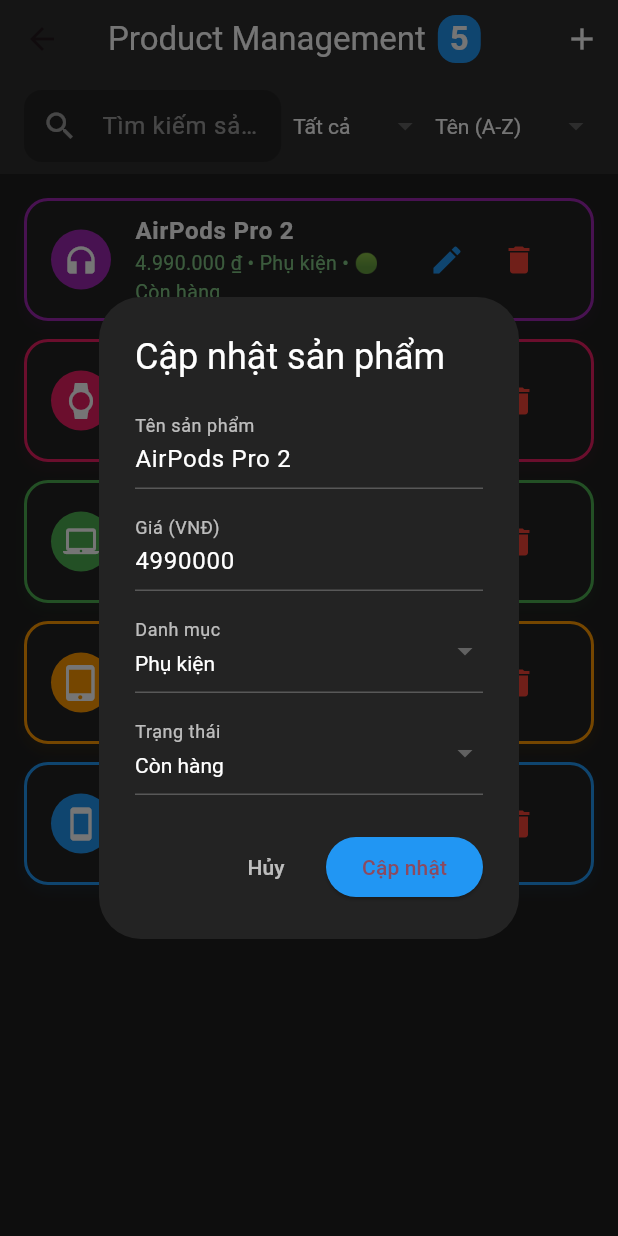
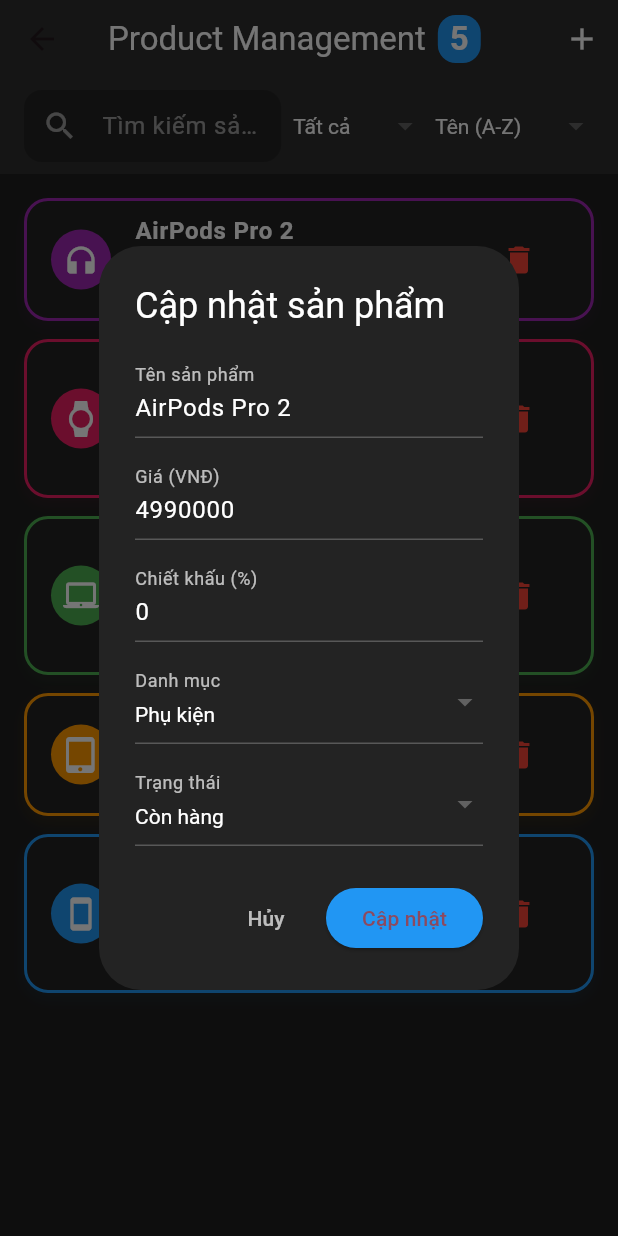
Before and after one commit to khuong2924/TechMart, a Flutter app: the ProductManagement screen opened directly, after a tap on the "edit" icon, on a phone screen of 412 x 824 dp. Run offline on Flutter 3.47's test engine with Material 3 defaults, Android fonts, the phone set to English and light mode, and no system bars; our stand-ins replace dio, fl_chart, pretty_dio_logger, shared_preferences; accounts and stored records are empty.

Commit message:
update product admin manage

```diff
--- a/lib/presentation/admin/product_management.dart
+++ b/lib/presentation/admin/product_management.dart
@@ -15,6 +15,7 @@
       'price': 59990000,
       'category': 'Laptop',
       'status': 'Còn hàng',
+      'discount': 10,
     },
     {
       'id': 2,
@@ -22,6 +23,7 @@
       'price': 34990000,
       'category': 'Điện thoại',
       'status': 'Còn hàng',
+      'discount': 5,
     },
     {
       'id': 3,
@@ -29,6 +31,7 @@
       'price': 28990000,
       'category': 'Tablet',
       'status': 'Hết hàng',
+      'discount': 0,
     },
     {
       'id': 4,
@@ -36,6 +39,7 @@
       'price': 19990000,
       'category': 'Đồng hồ',
       'status': 'Còn hàng',
+      'discount': 7,
     },
     {
       'id': 5,
@@ -43,6 +47,7 @@
       'price': 4990000,
       'category': 'Phụ kiện',
       'status': 'Còn hàng',
+      'discount': 0,
     },
   ];
 
@@ -83,6 +88,7 @@
     final isEdit = product != null;
     final nameController = TextEditingController(text: product?['name'] ?? '');
     final priceController = TextEditingController(text: product?['price']?.toString() ?? '');
+    final discountController = TextEditingController(text: product?['discount']?.toString() ?? '0');
     String category = product?['category'] ?? 'Laptop';
     String status = product?['status'] ?? 'Còn hàng';
 
@@ -111,6 +117,18 @@
                 keyboardType: TextInputType.number,
                 decoration: const InputDecoration(
                   labelText: 'Giá (VNĐ)',
+                  labelStyle: TextStyle(color: Colors.white70),
+                  enabledBorder: UnderlineInputBorder(borderSide: BorderSide(color: Colors.white24)),
+                  focusedBorder: UnderlineInputBorder(borderSide: BorderSide(color: Colors.blue)),
+                ),
+                style: const TextStyle(color: Colors.white),
+              ),
+              const SizedBox(height: 12),
+              TextField(
+                controller: discountController,
+                keyboardType: TextInputType.number,
+                decoration: const InputDecoration(
+                  labelText: 'Chiết khấu (%)',
                   labelStyle: TextStyle(color: Colors.white70),
                   enabledBorder: UnderlineInputBorder(borderSide: BorderSide(color: Colors.white24)),
                   focusedBorder: UnderlineInputBorder(borderSide: BorderSide(color: Colors.blue)),
@@ -169,6 +187,7 @@
                 'price': int.tryParse(priceController.text) ?? 0,
                 'category': category,
                 'status': status,
+                'discount': int.tryParse(discountController.text) ?? 0,
               };
               setState(() {
                 if (isEdit && index != null) {
@@ -332,6 +351,7 @@
                 final price = product['price'] ?? 0;
                 final category = product['category'] ?? '';
                 final status = product['status'] ?? 'Còn hàng';
+                final discount = product['discount'] ?? 0;
                 return Container(
                   decoration: BoxDecoration(
                     color: const Color(0xFF232323),
@@ -350,7 +370,23 @@
                       backgroundColor: _categoryColor(category),
                       child: Icon(_categoryIcon(category), color: Colors.white),
                     ),
-                    title: Text(name, style: const TextStyle(color: Colors.white, fontWeight: FontWeight.bold)),
+                    title: Row(
+                      children: [
+                        Expanded(
+                          child: Text(name, style: const TextStyle(color: Colors.white, fontWeight: FontWeight.bold)),
+                        ),
+                        if (discount > 0)
+                          Container(
+                            margin: const EdgeInsets.only(left: 8),
+                            padding: const EdgeInsets.symmetric(horizontal: 8, vertical: 2),
+                            decoration: BoxDecoration(
+                              color: Colors.red[400],
+                              borderRadius: BorderRadius.circular(8),
+                            ),
+                            child: Text('-$discount%', style: const TextStyle(color: Colors.white, fontWeight: FontWeight.bold, fontSize: 12)),
+                          ),
+                      ],
+                    ),
                     subtitle: Text(
                       '${formatCurrency(price)} • $category • ' +
                         (status == 'Còn hàng'
```
